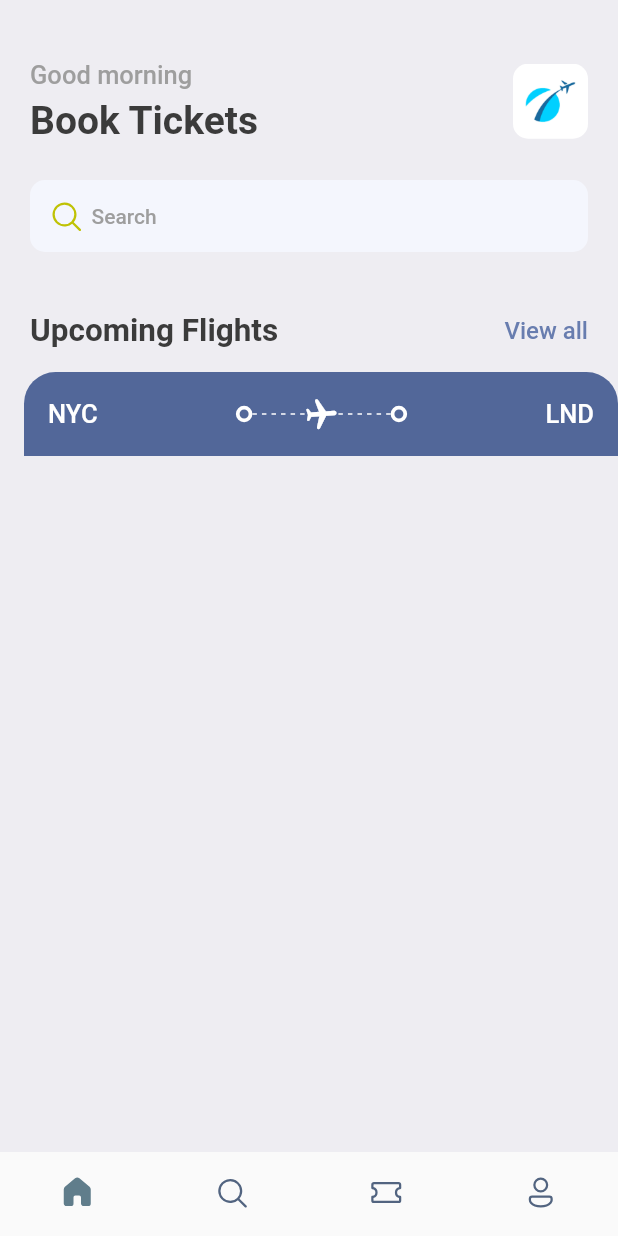
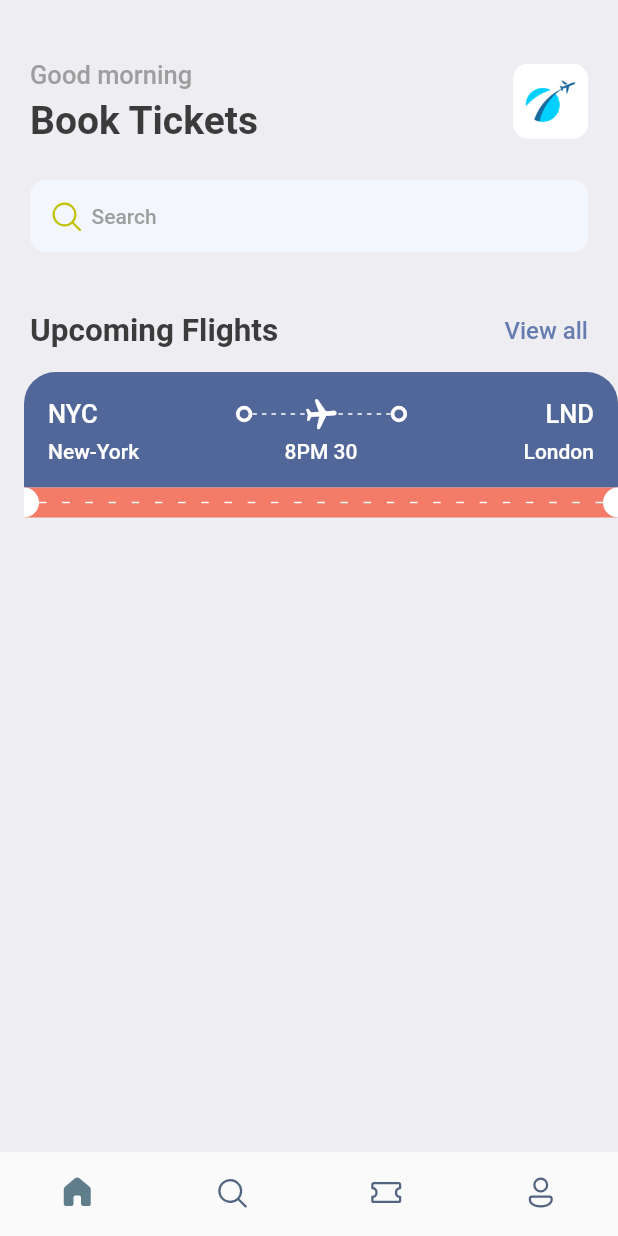
Before and after one commit to ProsperChihimba/tickets-app, a Flutter app: the screen it shows after launch, on a phone screen of 412 x 824 dp. Run offline on Flutter 3.47's test engine with Material 2 defaults, Android fonts, the phone set to English and light mode, and no system bars; our stand-ins replace fluentui_icons, gap.

Commit message:
add: orange part layout dash builder

```diff
--- a/lib/screens/ticket_view.dart
+++ b/lib/screens/ticket_view.dart
@@ -1,4 +1,5 @@
 import 'package:flutter/material.dart';
+import 'package:gap/gap.dart';
 import 'package:tickets/utils/app_layout.dart';
 import 'package:tickets/utils/app_styles.dart';
 import 'package:tickets/widgets/thick_container.dart';
@@ -17,6 +18,7 @@ class TicketView extends StatelessWidget {
         margin: const EdgeInsets.only(left: 16),
         child: Column(
           children: [
+            // Blue part of the ticket
             Container(
               decoration: const BoxDecoration(
                   color: Color(0xFF526799),
@@ -80,6 +82,84 @@ class TicketView extends StatelessWidget {
                             Styles.headLineStyle3.copyWith(color: Colors.white),
                       )
                     ],
+                  ),
+
+                  // Ticket first row second wave
+                  const Gap(5),
+                  Row(
+                    mainAxisAlignment: MainAxisAlignment.spaceBetween,
+                    children: [
+                      SizedBox(
+                        width: 100,
+                        child: Text(
+                          "New-York",
+                          style: Styles.headLineStyle4
+                              .copyWith(color: Colors.white),
+                        ),
+                      ),
+                      Text(
+                        "8PM 30",
+                        style:
+                            Styles.headLineStyle4.copyWith(color: Colors.white),
+                      ),
+                      SizedBox(
+                        width: 100,
+                        child: Text(
+                          "London",
+                          textAlign: TextAlign.end,
+                          style: Styles.headLineStyle4
+                              .copyWith(color: Colors.white),
+                        ),
+                      ),
+                    ],
+                  )
+                ],
+              ),
+            ),
+
+            // Orange part of the ticket
+            Container(
+              color: Styles.orangeColor,
+              child: Row(
+                children: [
+                  const SizedBox(
+                    height: 20,
+                    width: 10,
+                    child: DecoratedBox(
+                      decoration: BoxDecoration(
+                          color: Colors.white,
+                          borderRadius: BorderRadius.only(
+                              topRight: Radius.circular(10),
+                              bottomRight: Radius.circular(10))),
+                    ),
+                  ),
+                  Expanded(child: LayoutBuilder(builder:
+                      (BuildContext context, BoxConstraints constraints) {
+                    return Flex(
+                        direction: Axis.horizontal,
+                        mainAxisAlignment: MainAxisAlignment.spaceBetween,
+                        mainAxisSize: MainAxisSize.max,
+                        children: List.generate(
+                            (constraints.constrainWidth() / 15).floor(),
+                            (index) => const SizedBox(
+                                  width: 5,
+                                  height: 1,
+                                  child: DecoratedBox(
+                                    decoration:
+                                        BoxDecoration(color: Colors.white),
+                                  ),
+                                )));
+                  })),
+                  const SizedBox(
+                    height: 20,
+                    width: 10,
+                    child: DecoratedBox(
+                      decoration: BoxDecoration(
+                          color: Colors.white,
+                          borderRadius: BorderRadius.only(
+                              topLeft: Radius.circular(10),
+                              bottomLeft: Radius.circular(10))),
+                    ),
                   )
                 ],
               ),
--- a/lib/utils/app_styles.dart
+++ b/lib/utils/app_styles.dart
@@ -7,7 +7,7 @@ class Styles {
   static Color primaryColor = primary;
   static Color textColor = const Color(0xFF3b3b3b);
   static Color bgColor = const Color(0xFFeeedf2);
-  static Color orangeColor = const Color(0xFF526799);
+  static Color orangeColor = const Color(0xFFF37B67);
 
   // Basic text styles
   static TextStyle textStyle =
```
